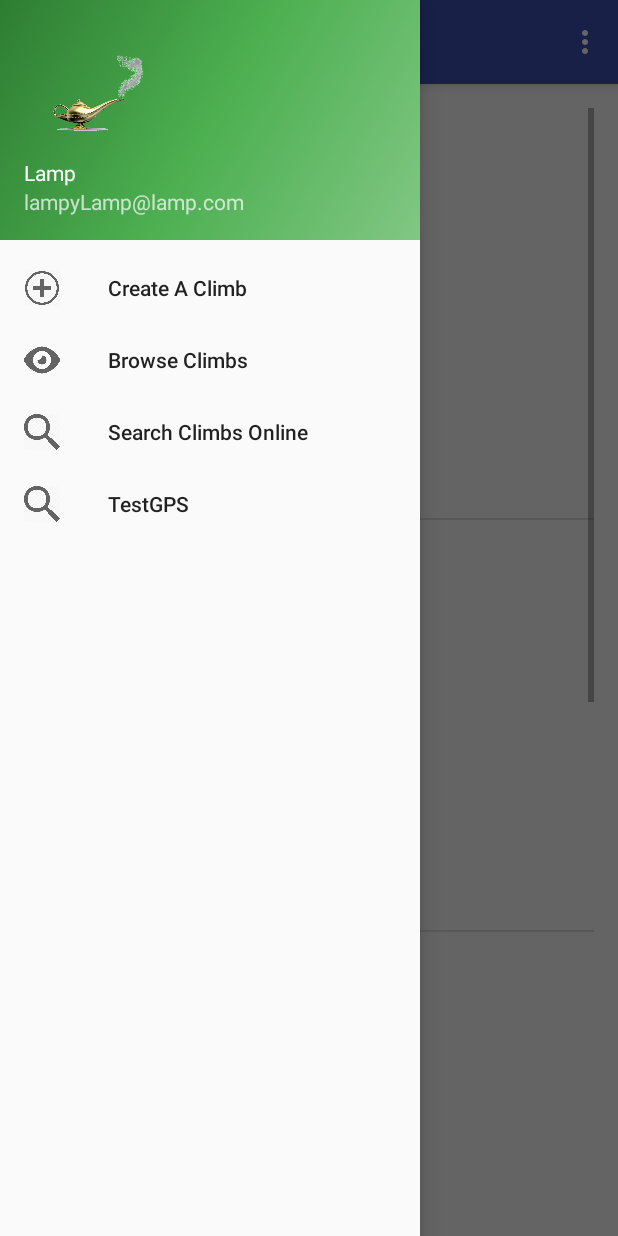
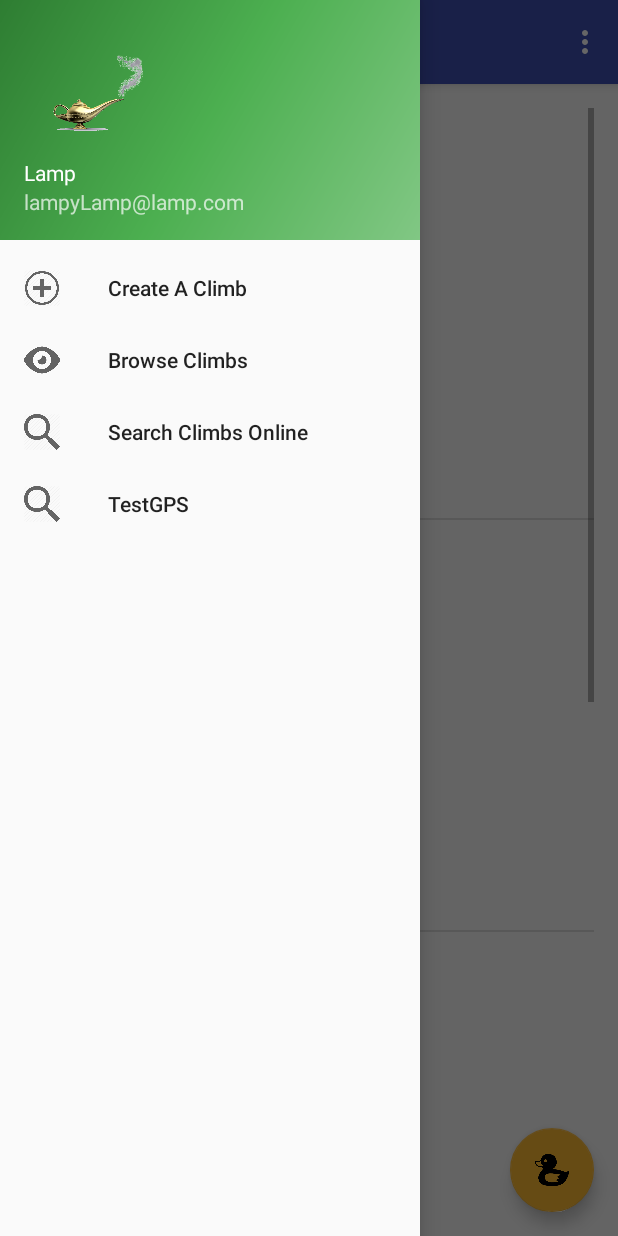
Before and after one commit to jj05y/ClimbingLogAndroidApp, an Android app: the fragment ClimbBrowser placed in its activity, on a phone screen of 412 x 824 dp. Run offline under Robolectric (Android 15) with nearby library versions, the phone set to English and light mode, and no system bars; 1 statement that could not run was skipped.

Commit message:
database now working for images

```diff
--- a/app/src/main/java/nils/and/lamp/app/Core/ClimbListAdapter.java
+++ b/app/src/main/java/nils/and/lamp/app/Core/ClimbListAdapter.java
@@ -1,6 +1,8 @@
 package nils.and.lamp.app.Core;
 
 import android.content.Context;
+import android.graphics.Bitmap;
+import android.graphics.drawable.BitmapDrawable;
 import android.net.Uri;
 import android.util.Log;
 import android.view.LayoutInflater;
@@ -63,18 +65,18 @@ public class ClimbListAdapter extends BaseAdapter {
         TextView textLength = (TextView) myInflatedView.findViewById(R.id.textView_length);
         TextView textGrade = (TextView) myInflatedView.findViewById(R.id.textView_grade);
         TextView textDescription = (TextView) myInflatedView.findViewById(R.id.textView_description);
-        ImageView image = (ImageView) myInflatedView.findViewById(R.id.imageView_climb);
+        ImageView imageView = (ImageView) myInflatedView.findViewById(R.id.imageView_climb);
 
 
         textName.setText(climbs.get(i).getName());
         textLength.setText(climbs.get(i).getLength());
         textGrade.setText(climbs.get(i).getGrade());
         textDescription.setText(climbs.get(i).getDescription());
-        if (climbs.get(i).getPhoto()!= null) {
-            File file = new File(climbs.get(i).getPhoto());
-            image.setImageURI(Uri.fromFile(file));
-            Log.d(null, "set image to " + climbs.get(i).getPhoto());
-        }
+
+        String imageKey = climbs.get(i).getPhoto();
+        //TODO thread this
+        Bitmap image = (new ClimbDataBaseHandler(context)).getPicture(imageKey);
+        imageView.setImageDrawable(new BitmapDrawable(context.getResources(), image));
 
         return myInflatedView;
     }
--- a/app/src/main/res/layout/app_bar_main.xml
+++ b/app/src/main/res/layout/app_bar_main.xml
@@ -23,6 +23,13 @@
 
     <include layout="@layout/content_main" />
 
-
+    <android.support.design.widget.FloatingActionButton
+        android:id="@+id/fab"
+        android:layout_width="wrap_content"
+        android:layout_height="wrap_content"
+        android:layout_gravity="bottom|end"
+        android:layout_margin="@dimen/fab_margin"
+        app:srcCompat="@drawable/duck"
+        app:backgroundTint="@android:color/holo_orange_light"/>
 
 </android.support.design.widget.CoordinatorLayout>
--- a/build.gradle
+++ b/build.gradle
@@ -5,7 +5,7 @@ buildscript {
         jcenter()
     }
     dependencies {
-        classpath 'com.android.tools.build:gradle:2.2.0'
+        classpath 'com.android.tools.build:gradle:2.2.1'
 
         // NOTE: Do not place your application dependencies here; they belong
         // in the individual module build.gradle files
```
Also changed, not shown: app/src/main/java/nils/and/lamp/app/Activities/ClimbDetailView.java (+38 -18 lines), app/src/main/java/nils/and/lamp/app/Activities/MainActivity.java (+44 -5 lines), app/src/main/java/nils/and/lamp/app/Core/ClimbDataBaseHandler.java (+16 -9 lines), app/src/main/res/drawable-v21/climb2.png (deleted), app/src/main/res/drawable-v21/duck.png (added).
